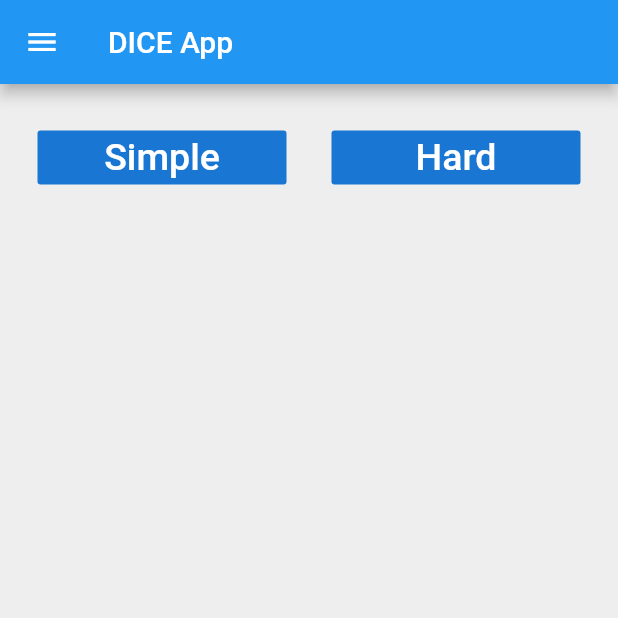
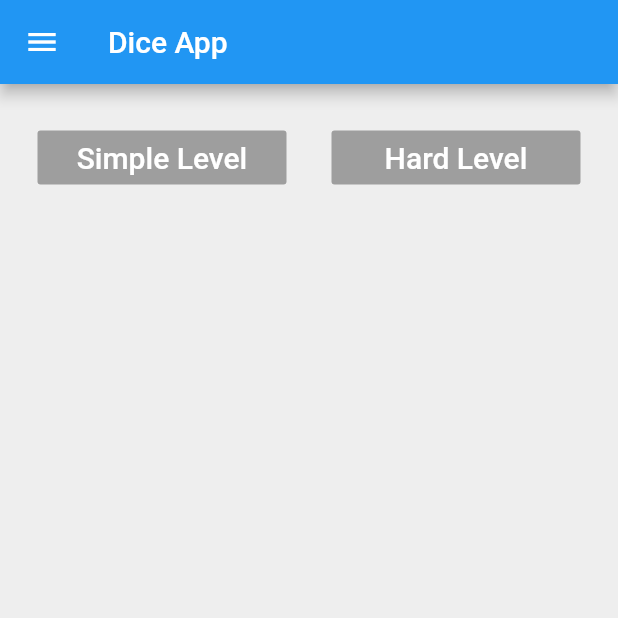
Before and after one commit to iqraanwer26/fa17_bse_051, a Flutter app: the HomePage screen opened directly, on a phone screen of 412 x 824 dp, the top half of it. Run offline on Flutter 3.47's test engine with Material 2 defaults, Android fonts, the phone set to English and light mode, and no system bars; our stand-ins replace splashscreen; network calls fail.

```diff
--- a/lib/navigation_drawer.dart
+++ b/lib/NavigationDrawer.dart
@@ -1,4 +1,11 @@
+import 'package:fa17_bse_051/main.dart/';
 import 'package:flutter/material.dart';
+import 'package:fa17_bse_051/SimpleDice.dart';
+import 'package:fa17_bse_051/HardDice.dart';
+
+
+
+
 class  HomePage extends StatefulWidget {
   @override
   _HomePageState createState() => _HomePageState();
@@ -6,12 +13,13 @@ class  HomePage extends StatefulWidget {
 
 class _HomePageState extends State<HomePage> {
 
+
   @override
   Widget build(BuildContext context) {
     return Scaffold(
       backgroundColor: Colors.grey[200],
       appBar: AppBar(
-        title: Text('DICE App'),
+        title: Text('Dice App'),
       ),
       body: Padding(
         padding: const EdgeInsets.all(10.0),
@@ -27,17 +35,15 @@ class _HomePageState extends State<HomePage> {
                     padding: EdgeInsets.all(15.0),
                     child: FlatButton(
                       textColor: Colors.black,
-                    color: Colors.blue[700],
+                      color: Colors.grey,
                       child: Text(
-                      'Simple',
+                        'Simple Level',
                         style: TextStyle(
                           color: Colors.white,
-                        fontSize: 25.0,
+                          fontSize: 20.0,
                         ),
                       ),
-                    onPressed: () {
-                      debugPrint('simple');
-                    },
+                      onPressed: simpleDice,
                     ),
                   ),
                 ),
@@ -47,25 +53,23 @@ class _HomePageState extends State<HomePage> {
                     padding: EdgeInsets.all(15.0),
                     child: FlatButton(
 
-                      textColor: Colors.white,
-                      color: Colors.blue[700],
+                      textColor: Colors.black,
+                      color: Colors.grey,
                       child: Text(
-                        'Hard',
+                        'Hard Level',
                         style: TextStyle(
                           color: Colors.white,
-                          fontSize: 25.0,
+                          fontSize: 20.0,
                         ),
                       ),
-                      onPressed: () {
-                        debugPrint('hard');
-                      },
+                      onPressed: hardDice,
                     ),
                   ),
                 ),
               ],
             ),
+          ],
 
-          ],
         ),
       ),
       drawer: Drawer(
@@ -73,8 +77,11 @@ class _HomePageState extends State<HomePage> {
           padding: EdgeInsets.zero,
           children: [
             UserAccountsDrawerHeader(
-                accountName: Text('Iqra Anwer'),
+                accountName: Text('Iqra'),
                 accountEmail: Text('iqraa264@gmail.com'),
+                currentAccountPicture: GestureDetector(
+                  onTap: ()=> _showSecondPage(context) ,
+                )
             ),
             ListTile(
               leading: Icon(Icons.person),
@@ -85,7 +92,7 @@ class _HomePageState extends State<HomePage> {
             ListTile(
               leading: Icon(Icons.phone_android),
               title: Text('Phone'),
-              subtitle: Text('03006639665'),
+              subtitle: Text('03046789321'),
               trailing: Icon(Icons.edit),
             ),
             ListTile(
@@ -100,4 +107,28 @@ class _HomePageState extends State<HomePage> {
 
     );
   }
+  void simpleDice() {
+    setState(() {
+      Navigator.push(context, MaterialPageRoute(builder: (context) =>  SimpleDice()));
+    });
   }
+
+  void hardDice() {
+    setState(() {
+      Navigator.push(context, MaterialPageRoute(builder: (context) =>  HardDice()));
+    });
+  }
+  void _showSecondPage(BuildContext context) {
+    Navigator.of(context).push(
+      MaterialPageRoute(
+        builder: (ctx) => Scaffold(
+          body: Center(
+            child: Hero(
+              tag: 'my-hero-animation-tag',
+            ),
+          ),
+        ),
+      ),
+    );
+  }
+}
```
Lines whose indentation alone changed are shown as unchanged.
